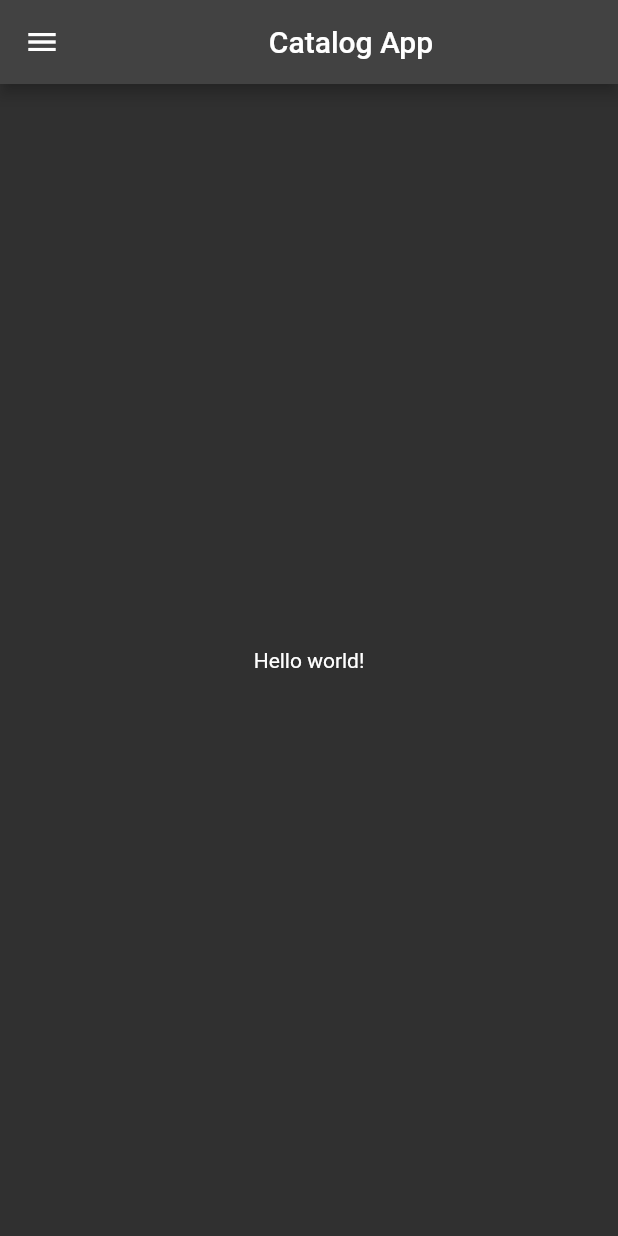
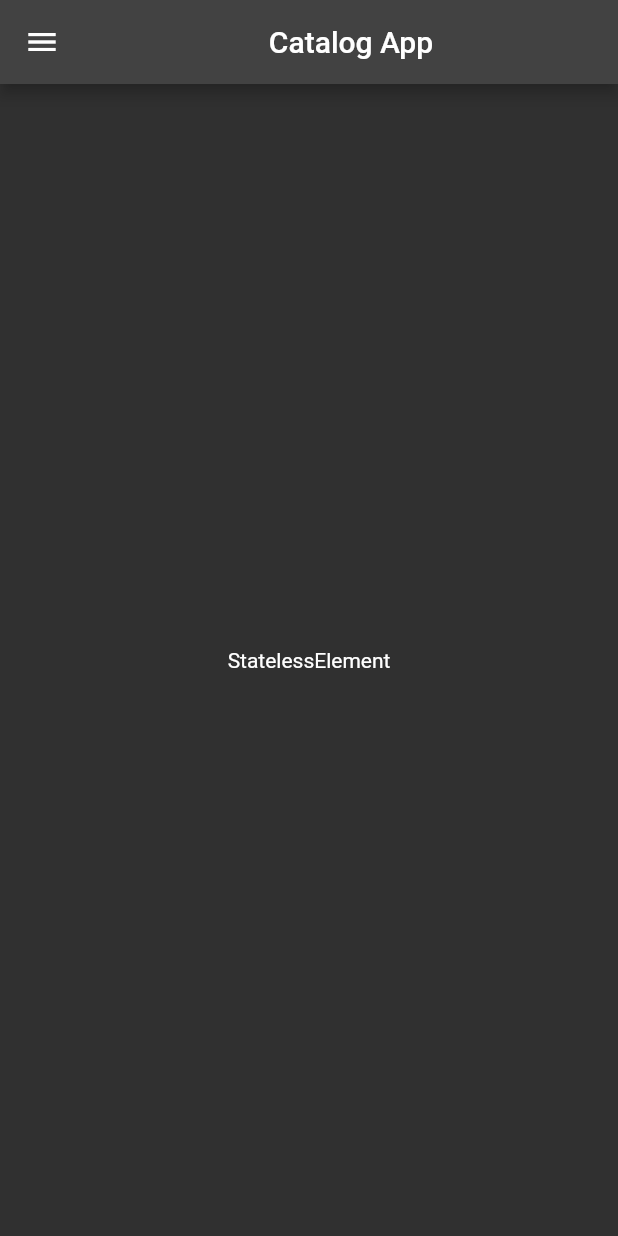
Before and after one commit to wizfury/catalog, a Flutter app: the screen it shows after launch, on a phone screen of 412 x 824 dp. Run offline on Flutter 3.47's test engine with Material 2 defaults, Android fonts, the phone set to English and light mode, and no system bars; missing offline and left inert: dart:html.

Commit message:
worked on 3 trees...

```diff
--- a/lib/pages/homepage.dart
+++ b/lib/pages/homepage.dart
@@ -13,7 +13,7 @@ class HomePage extends StatelessWidget {
       ),
       body: Center(
         child: Container(
-          child: Text("Hello world!"),
+          child: Text(context.runtimeType.toString()),
         ),
       ),
       drawer: MyDrawer(),
```
